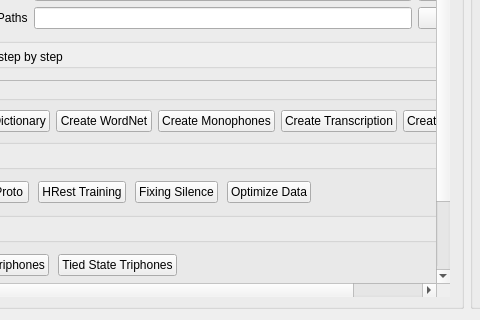
Qt form apps/speechrecognition/speechrecognition.ui (levanhong05/VietnameseSpeechRecognition) before a commit; both pictures show x 92 to 572 and y 229 to 549 of the 1117 by 549 pixel window.
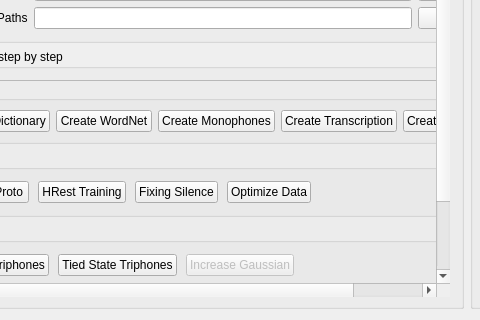
The same form after that commit. Icons and pictures are not drawn.

```diff
--- a/apps/speechrecognition/speechrecognition.ui
+++ b/apps/speechrecognition/speechrecognition.ui
@@ -444,6 +444,16 @@
                           </property>
                          </widget>
                         </item>
+                        <item>
+                         <widget class="QPushButton" name="btnIncreaseGaussian">
+                          <property name="enabled">
+                           <bool>false</bool>
+                          </property>
+                          <property name="text">
+                           <string>Increase Gaussian</string>
+                          </property>
+                         </widget>
+                        </item>
                         <item>
                          <spacer name="horizontalSpacer">
                           <property name="orientation">
```
